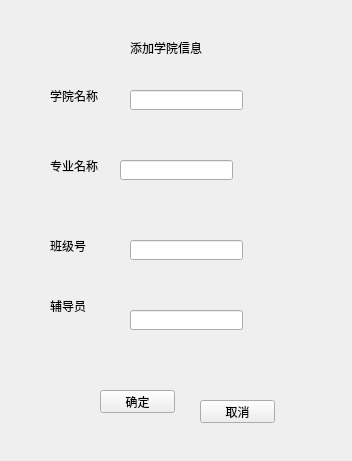
wo16pao/MS, file admin/admin_adddean.ui: the form before one commit.
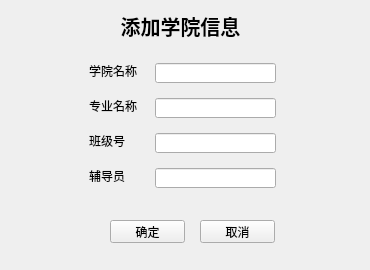
The form after the commit.

The edit to the form file:
```diff
--- a/admin/admin_adddean.ui
+++ b/admin/admin_adddean.ui
@@ -6,8 +6,8 @@
    <rect>
     <x>0</x>
     <y>0</y>
-    <width>352</width>
-    <height>461</height>
+    <width>370</width>
+    <height>270</height>
    </rect>
   </property>
   <property name="windowTitle">
@@ -16,126 +16,47 @@
   <widget class="QLabel" name="label">
    <property name="geometry">
     <rect>
-     <x>130</x>
-     <y>40</y>
-     <width>111</width>
-     <height>16</height>
+     <x>100</x>
+     <y>10</y>
+     <width>161</width>
+     <height>31</height>
     </rect>
    </property>
+   <property name="font">
+    <font>
+     <pointsize>15</pointsize>
+     <weight>75</weight>
+     <bold>true</bold>
+    </font>
+   </property>
    <property name="text">
     <string>添加学院信息</string>
    </property>
-  </widget>
-  <widget class="QLabel" name="label_2">
-   <property name="geometry">
-    <rect>
-     <x>50</x>
-     <y>90</y>
-     <width>54</width>
-     <height>12</height>
-    </rect>
-   </property>
-   <property name="text">
-    <string>学院名称</string>
-   </property>
-  </widget>
-  <widget class="QLabel" name="label_3">
-   <property name="geometry">
-    <rect>
-     <x>50</x>
-     <y>160</y>
-     <width>54</width>
-     <height>12</height>
-    </rect>
-   </property>
-   <property name="text">
-    <string>专业名称</string>
-   </property>
-  </widget>
-  <widget class="QLabel" name="label_4">
-   <property name="geometry">
-    <rect>
-     <x>50</x>
-     <y>240</y>
-     <width>54</width>
-     <height>12</height>
-    </rect>
-   </property>
-   <property name="text">
-    <string>班级号</string>
-   </property>
-  </widget>
-  <widget class="QLabel" name="label_5">
-   <property name="geometry">
-    <rect>
-     <x>50</x>
-     <y>300</y>
-     <width>54</width>
-     <height>12</height>
-    </rect>
-   </property>
-   <property name="text">
-    <string>辅导员</string>
+   <property name="alignment">
+    <set>Qt::AlignCenter</set>
    </property>
   </widget>
   <widget class="QLabel" name="label_result">
    <property name="geometry">
     <rect>
-     <x>40</x>
-     <y>400</y>
-     <width>54</width>
-     <height>12</height>
+     <x>23</x>
+     <y>211</y>
+     <width>81</width>
+     <height>41</height>
     </rect>
    </property>
    <property name="text">
     <string/>
    </property>
-  </widget>
-  <widget class="QLineEdit" name="lineEdit">
-   <property name="geometry">
-    <rect>
-     <x>130</x>
-     <y>90</y>
-     <width>113</width>
-     <height>20</height>
-    </rect>
-   </property>
-  </widget>
-  <widget class="QLineEdit" name="lineEdit_2">
-   <property name="geometry">
-    <rect>
-     <x>120</x>
-     <y>160</y>
-     <width>113</width>
-     <height>20</height>
-    </rect>
-   </property>
-  </widget>
-  <widget class="QLineEdit" name="lineEdit_3">
-   <property name="geometry">
-    <rect>
-     <x>130</x>
-     <y>240</y>
-     <width>113</width>
-     <height>20</height>
-    </rect>
-   </property>
-  </widget>
-  <widget class="QLineEdit" name="lineEdit_4">
-   <property name="geometry">
-    <rect>
-     <x>130</x>
-     <y>310</y>
-     <width>113</width>
-     <height>20</height>
-    </rect>
+   <property name="alignment">
+    <set>Qt::AlignRight|Qt::AlignTrailing|Qt::AlignVCenter</set>
    </property>
   </widget>
   <widget class="QPushButton" name="pushButton">
    <property name="geometry">
     <rect>
-     <x>100</x>
-     <y>390</y>
+     <x>110</x>
+     <y>220</y>
      <width>75</width>
      <height>23</height>
     </rect>
@@ -148,7 +69,7 @@
    <property name="geometry">
     <rect>
      <x>200</x>
-     <y>400</y>
+     <y>220</y>
      <width>75</width>
      <height>23</height>
     </rect>
@@ -157,6 +78,108 @@
     <string>取消</string>
    </property>
   </widget>
+  <widget class="QWidget" name="widget" native="true">
+   <property name="geometry">
+    <rect>
+     <x>80</x>
+     <y>45</y>
+     <width>205</width>
+     <height>161</height>
+    </rect>
+   </property>
+   <widget class="QLineEdit" name="lineEdit_4">
+    <property name="geometry">
+     <rect>
+      <x>75</x>
+      <y>123</y>
+      <width>121</width>
+      <height>20</height>
+     </rect>
+    </property>
+   </widget>
+   <widget class="QLabel" name="label_5">
+    <property name="geometry">
+     <rect>
+      <x>9</x>
+      <y>123</y>
+      <width>36</width>
+      <height>16</height>
+     </rect>
+    </property>
+    <property name="text">
+     <string>辅导员</string>
+    </property>
+   </widget>
+   <widget class="QLineEdit" name="lineEdit_3">
+    <property name="geometry">
+     <rect>
+      <x>75</x>
+      <y>88</y>
+      <width>121</width>
+      <height>20</height>
+     </rect>
+    </property>
+   </widget>
+   <widget class="QLineEdit" name="lineEdit">
+    <property name="geometry">
+     <rect>
+      <x>75</x>
+      <y>18</y>
+      <width>121</width>
+      <height>20</height>
+     </rect>
+    </property>
+   </widget>
+   <widget class="QLabel" name="label_4">
+    <property name="geometry">
+     <rect>
+      <x>9</x>
+      <y>88</y>
+      <width>36</width>
+      <height>16</height>
+     </rect>
+    </property>
+    <property name="text">
+     <string>班级号</string>
+    </property>
+   </widget>
+   <widget class="QLabel" name="label_2">
+    <property name="geometry">
+     <rect>
+      <x>9</x>
+      <y>18</y>
+      <width>48</width>
+      <height>16</height>
+     </rect>
+    </property>
+    <property name="text">
+     <string>学院名称</string>
+    </property>
+   </widget>
+   <widget class="QLabel" name="label_3">
+    <property name="geometry">
+     <rect>
+      <x>9</x>
+      <y>53</y>
+      <width>48</width>
+      <height>16</height>
+     </rect>
+    </property>
+    <property name="text">
+     <string>专业名称</string>
+    </property>
+   </widget>
+   <widget class="QLineEdit" name="lineEdit_2">
+    <property name="geometry">
+     <rect>
+      <x>75</x>
+      <y>53</y>
+      <width>121</width>
+      <height>20</height>
+     </rect>
+    </property>
+   </widget>
+  </widget>
  </widget>
  <resources/>
  <connections/>
```
